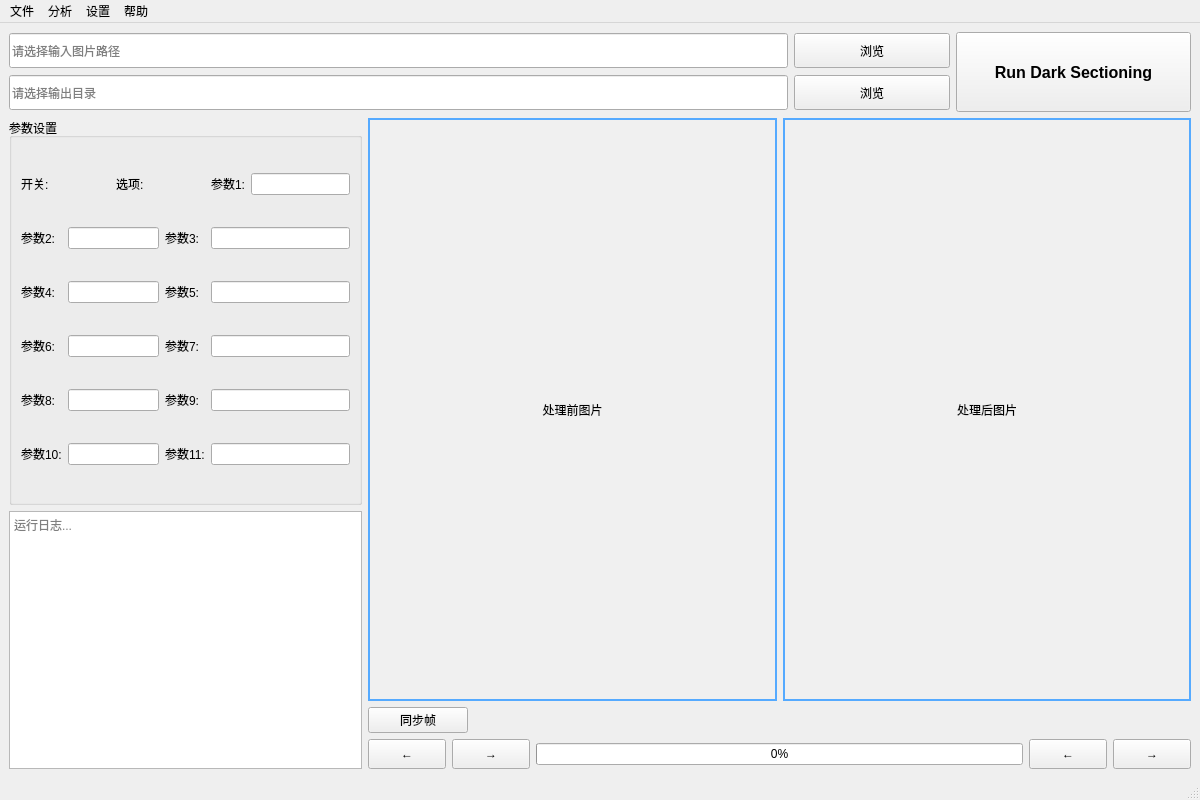
This is mainwindow.ui in Ruoave/Dark-optical-sectioning-with-Qt- as Qt 5 draws it before an edit. The edited form follows.
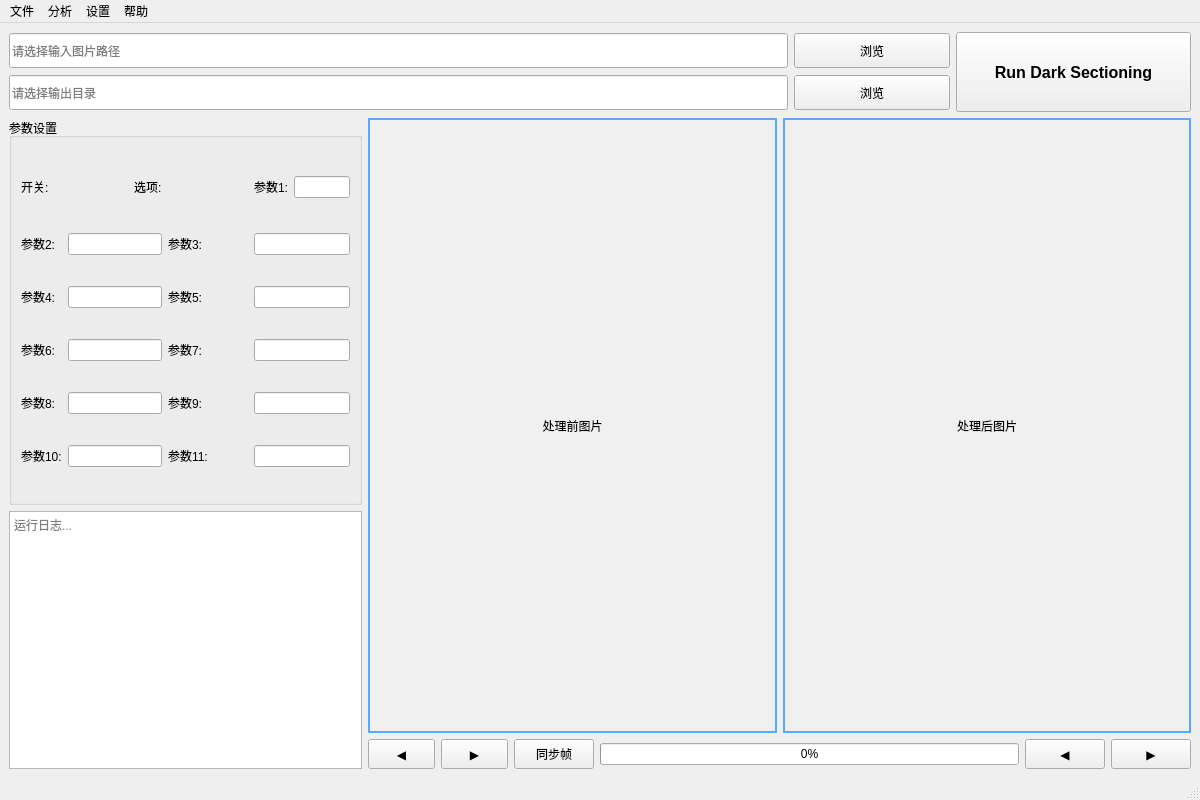
This is the edited form.

Diff of the .ui file:
```diff
--- a/mainwindow.ui
+++ b/mainwindow.ui
@@ -14,8 +14,9 @@
    <string>Dark Sectioning</string>
   </property>
   <widget class="QWidget" name="centralWidget">
-   <layout class="QVBoxLayout" name="verticalLayout_main" stretch="0,0,3,7">
-    <!-- 蓝色区：路径与操作按钮 -->
+   <layout class="QVBoxLayout" name="verticalLayout_main" stretch="0,1,3,7">
+    
+    <!-- ========== 蓝色区：路径与操作按钮 ========== -->
     <item>
      <layout class="QHBoxLayout" name="horizontalLayout_path" stretch="4,1">
       <!-- 左侧：路径输入区域 -->
@@ -128,7 +129,7 @@
           <property name="minimumSize">
            <size>
             <width>350</width>
-            <height>200</height>
+            <height>250</height>
            </size>
           </property>
           <layout class="QGridLayout" name="gridLayout_params">
@@ -141,7 +142,14 @@
             </widget>
            </item>
            <item row="0" column="1">
-            <widget class="QWidget" name="widget_toggleContainer"/>
+            <widget class="QWidget" name="widget_toggleContainer">
+             <property name="minimumSize">
+              <size>
+               <width>60</width>
+               <height>30</height>
+              </size>
+             </property>
+            </widget>
            </item>
            <item row="0" column="2">
             <widget class="QLabel" name="label_param2">
@@ -151,7 +159,14 @@
             </widget>
            </item>
            <item row="0" column="3">
-            <widget class="QWidget" name="widget_checkboxContainer"/>
+            <widget class="QWidget" name="widget_checkboxContainer">
+             <property name="minimumSize">
+              <size>
+               <width>80</width>
+               <height>30</height>
+              </size>
+             </property>
+            </widget>
            </item>
            <item row="0" column="4">
             <widget class="QLabel" name="label_param3">
@@ -305,6 +320,12 @@
 	background-color: #f0f0f0;
 }</string>
             </property>
+            <property name="minimumSize">
+             <size>
+              <width>300</width>
+              <height>300</height>
+             </size>
+            </property>
            </widget>
           </item>
           <!-- 右侧：处理后图片 -->
@@ -322,34 +343,27 @@
 	background-color: #f0f0f0;
 }</string>
             </property>
+            <property name="minimumSize">
+             <size>
+              <width>300</width>
+              <height>300</height>
+             </size>
+            </property>
            </widget>
           </item>
          </layout>
         </item>
         <!-- 同步帧按钮（在图片下方，进度条上方） -->
         <item>
-         <widget class="QPushButton" name="pushButton_syncFrames">
-          <property name="text">
-           <string>同步帧</string>
-          </property>
-          <property name="maximumSize">
-           <size>
-            <width>100</width>
-            <height>30</height>
-           </size>
-          </property>
-         </widget>
-        </item>
-        <!-- 底部控制条 -->
-        <item>
-         <layout class="QHBoxLayout" name="horizontalLayout_controlBar" stretch="1,3,1">
-          <!-- 最左侧：一对左右箭头按钮 -->
+         <layout class="QHBoxLayout" name="horizontalLayout_controlBar" stretch="1,0,3,0,1">
+          
+          <!-- 最左侧：一对左右箭头按钮（处理前图片切帧）-->
           <item>
            <layout class="QHBoxLayout" name="horizontalLayout_leftArrows">
             <item>
              <widget class="QPushButton" name="pushButton_prevLeft">
               <property name="text">
-               <string>←</string>
+               <string>◀</string>
               </property>
               <property name="minimumSize">
                <size>
@@ -362,7 +376,7 @@
             <item>
              <widget class="QPushButton" name="pushButton_nextLeft">
               <property name="text">
-               <string>→</string>
+               <string>▶</string>
               </property>
               <property name="minimumSize">
                <size>
@@ -374,6 +388,22 @@
             </item>
            </layout>
           </item>
+          
+          <!-- 同步帧按钮（缩小宽度）-->
+          <item>
+           <widget class="QPushButton" name="pushButton_syncFrames">
+            <property name="text">
+             <string>同步帧</string>
+            </property>
+            <property name="maximumSize">
+             <size>
+              <width>80</width>
+              <height>30</height>
+             </size>
+            </property>
+           </widget>
+          </item>
+          
           <!-- 中间：进度条/滑块 -->
           <item>
            <widget class="QProgressBar" name="progressBar_processing">
@@ -391,7 +421,7 @@
             <item>
              <widget class="QPushButton" name="pushButton_prevRight">
               <property name="text">
-               <string>←</string>
+               <string>◀</string>
               </property>
               <property name="minimumSize">
                <size>
@@ -404,7 +434,7 @@
             <item>
              <widget class="QPushButton" name="pushButton_nextRight">
               <property name="text">
-               <string>→</string>
+               <string>▶</string>
               </property>
               <property name="minimumSize">
                <size>
@@ -418,6 +448,7 @@
           </item>
          </layout>
         </item>
+       
        </layout>
       </item>
      </layout>
```
Left out of the diff: 50 changed lines with no effect on the pictures.
